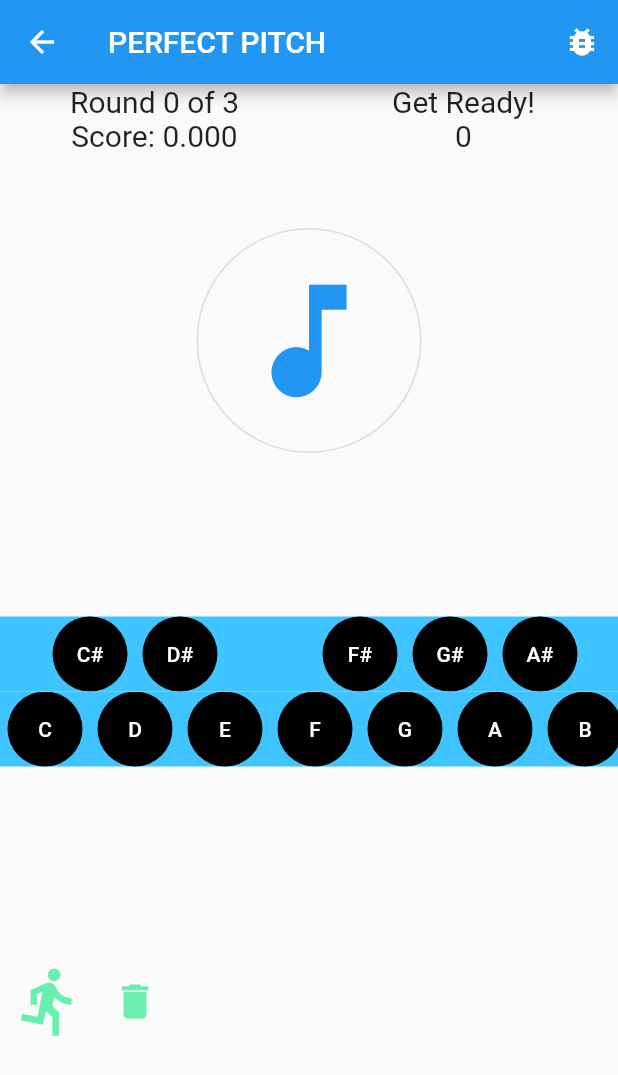
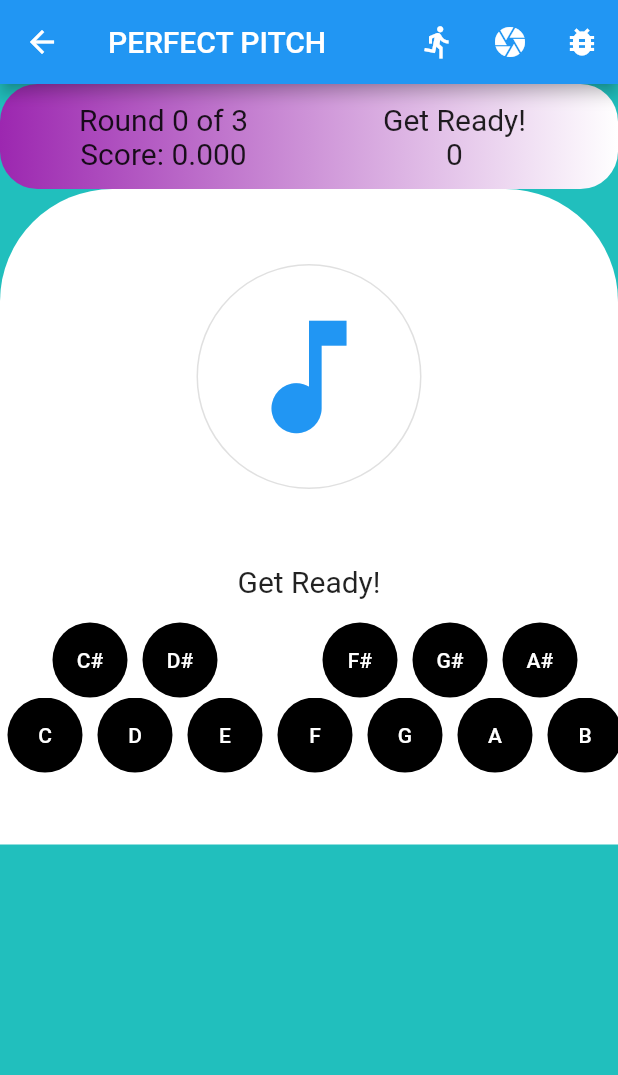
Before and after one commit to TheHong/TheGame, a Flutter app: the screen it shows after launch, on a phone screen of 412 x 824 dp. Shown: the top 1075 px of the screen. Run offline on Flutter 3.47's test engine with Material 2 defaults, Android fonts, the phone set to English and light mode, and no system bars; our stand-ins replace flutter_spinkit; missing offline and left inert: flutter_midi.

```diff
--- a/lib/models/game_info.dart
+++ b/lib/models/game_info.dart
@@ -131,7 +131,7 @@ class GameInfo extends ChangeNotifier {
         "Keyboard Active: ${keyboard.isActive}\n" +
         "Submit Time: $submitTime\n" +
         "Correct: $isCorrect\n" +
-        "Round Complete: $isRoundDone}\n" +
+        "Round Complete: $isRoundDone\n" +
         "Game Complete: $isGameDone\n";
   }
 }
--- a/lib/pages/perfect_pitch_game.dart
+++ b/lib/pages/perfect_pitch_game.dart
@@ -21,9 +21,22 @@ class _PerfectPitchGameState extends State<PerfectPitchGame> {
     return ChangeNotifierProvider(
       create: (context) => gameInfo,
       child: Scaffold(
+        backgroundColor: Color(0xFF21BFBD),
         appBar: AppBar(
           title: Text("PERFECT PITCH"),
           actions: <Widget>[
+            IconButton(
+              icon: Icon(Icons.directions_run),
+              onPressed: () {
+                gameInfo.run();
+              },
+            ),
+            IconButton(
+              icon: Icon(Icons.camera),
+              onPressed: () {
+                Navigator.pushNamed(context, '/waiting_page');
+              },
+            ),
             IconButton(
               icon: Icon(
                 Icons.bug_report,
@@ -41,9 +54,31 @@ class _PerfectPitchGameState extends State<PerfectPitchGame> {
           // mainAxisAlignment: MainAxisAlignment.center,
           children: <Widget>[
             GameTitleBar(),
-            NoteIcon(),
-            KeyPressor(),
-            SubmitButton(),
+            Container(
+              decoration: BoxDecoration(
+                color: Colors.white,
+                borderRadius: BorderRadius.only(
+                  topLeft: Radius.circular(75.0),
+                  topRight: Radius.circular(75.0),
+                ),
+              ),
+              child: Column(
+                children: <Widget>[
+                  NoteIcon(),
+                  Padding(
+                    padding: const EdgeInsets.only(bottom: 16.0),
+                    child: Text(
+                      gameInfo.prompt,
+                      style: TextStyle(
+                        fontSize: 20,
+                      ),
+                    ),
+                  ),
+                  KeyPressor(),
+                  SubmitButton(),
+                ],
+              ),
+            ),
           ],
         ),
       ),
--- a/lib/widgets/game_title_bar.dart
+++ b/lib/widgets/game_title_bar.dart
@@ -8,6 +8,11 @@ class GameTitleBar extends StatelessWidget {
     return Consumer<GameInfo>(
       builder: (context, gameInfo, child) {
         return Container(
+            decoration: BoxDecoration(
+              gradient: LinearGradient(colors: [Colors.purple, Colors.white]),
+              borderRadius: BorderRadius.all(Radius.circular(25.0)),
+            ),
+            padding: const EdgeInsets.all(12.0),
             child: Row(
               mainAxisAlignment: MainAxisAlignment.center,
               children: <Widget>[
--- a/lib/widgets/key_pressor.dart
+++ b/lib/widgets/key_pressor.dart
@@ -19,10 +19,10 @@ class _KeyPressorState extends State<KeyPressor> {
       return Container(
         child: Column(
           children: <Widget>[
-            Text(
-              gameInfo.keyboard.currKey.value,
-              style: TextStyle(fontSize: 50.0),
-            ),
+            // Text(
+            //   gameInfo.keyboard.currKey.value,
+            //   style: TextStyle(fontSize: 50.0),
+            // ),
             createKeyRow(
               keys: gameInfo.keyboard.blackKeys,
               gameInfo: gameInfo,
@@ -42,7 +42,7 @@ class _KeyPressorState extends State<KeyPressor> {
   Widget createKeyRow(
       {List<SingleKey> keys, GameInfo gameInfo, double leftPadding}) {
     return Container(
-      color: Colors.lightBlueAccent,
+      color: gameInfo.isDebugMode? Colors.lightBlueAccent: Colors.transparent,
       height: 50.0,
       padding: EdgeInsets.only(left: leftPadding),
       // Iterating through keys and building the buttons
--- a/lib/widgets/note_icon.dart
+++ b/lib/widgets/note_icon.dart
@@ -1,5 +1,3 @@
-import 'dart:math';
-
 import 'package:flutter/material.dart';
 import 'package:game_app/models/game_info.dart';
 import 'package:provider/provider.dart';
--- a/lib/widgets/submit_button.dart
+++ b/lib/widgets/submit_button.dart
@@ -6,25 +6,9 @@ class SubmitButton extends StatelessWidget {
   @override
   Widget build(BuildContext context) {
     return Consumer<GameInfo>(builder: (context, gameInfo, child) {
-      return Expanded(
+      return Container(
         child: Row(
           children: <Widget>[
-            IconButton(
-              icon: Icon(Icons.directions_run),
-              iconSize: 50.0,
-              color: Colors.greenAccent,
-              onPressed: () {
-                gameInfo.run();
-              },
-            ),
-            IconButton(
-              icon: Icon(Icons.delete),
-              iconSize: 30.0,
-              color: Colors.greenAccent,
-              onPressed: () {
-                Navigator.pushNamed(context, '/waiting_page');
-              },
-            ),
             Visibility(
               visible: gameInfo.isGameDone,
               maintainSize: true,
@@ -42,7 +26,7 @@ class SubmitButton extends StatelessWidget {
               child: Text(
                 gameInfo.getDebugInfo(),
                 style: TextStyle(
-                  fontSize: 8,
+                  fontSize: 12,
                 ),
               ),
             ),
```
Lines whose indentation alone changed are shown as unchanged.
